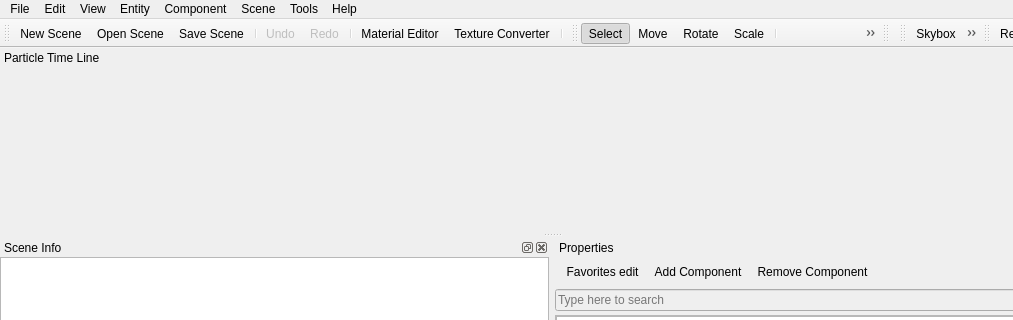
First picture: the form in Tools/ResourceEditor/DataQt/mainwindow.ui, repository xaoctech/dava.engine, before the edit; both pictures show x 0 to 1013 and y 0 to 320 of the 1103 by 796 pixel window.
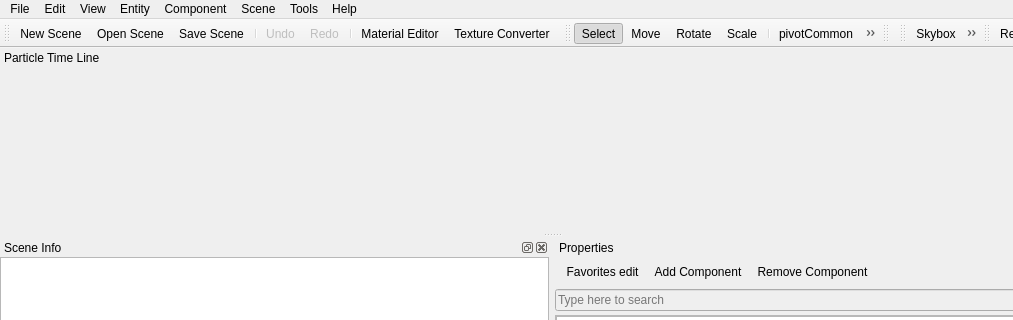
Second picture: the form after the edit. Icons and pictures are not drawn. Custom widgets are drawn as their Qt base class.

Diff of the .ui file:
```diff
--- a/Tools/ResourceEditor/DataQt/mainwindow.ui
+++ b/Tools/ResourceEditor/DataQt/mainwindow.ui
@@ -228,7 +228,6 @@
    <addaction name="separator"/>
    <addaction name="actionMaterialEditor"/>
    <addaction name="actionTextureConverter"/>
-   <addaction name="separator"/>
   </widget>
   <widget class="QMenuBar" name="menuBar">
    <property name="geometry">
```
Left out of the diff: 133 changed lines with no effect on the pictures.
